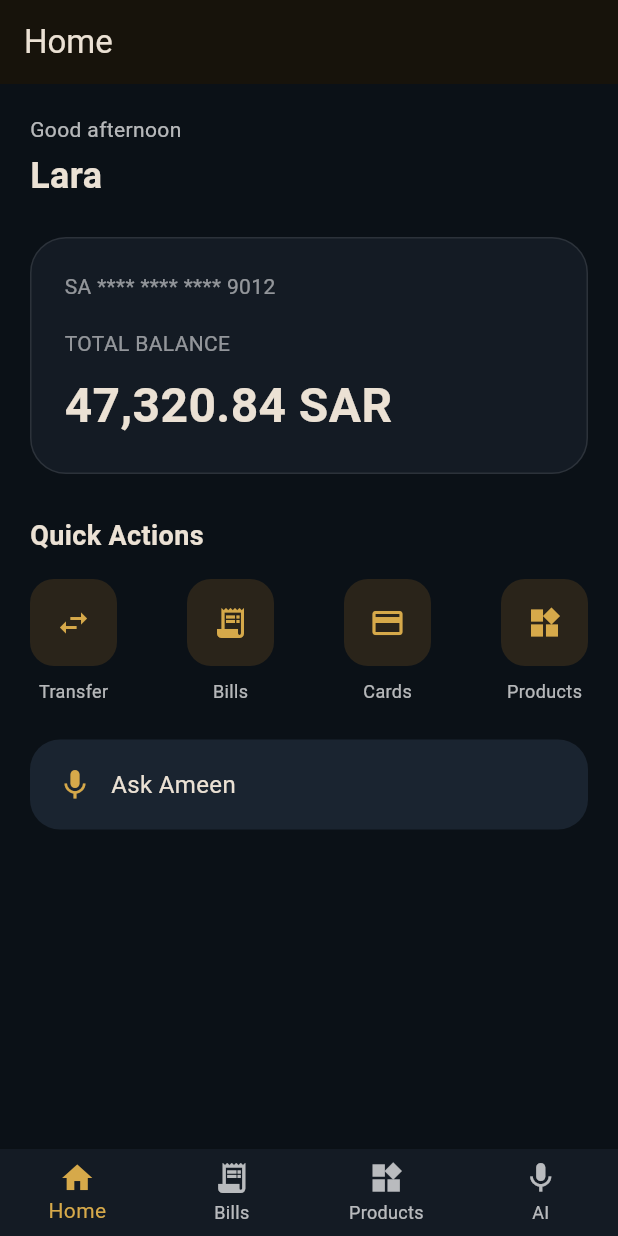
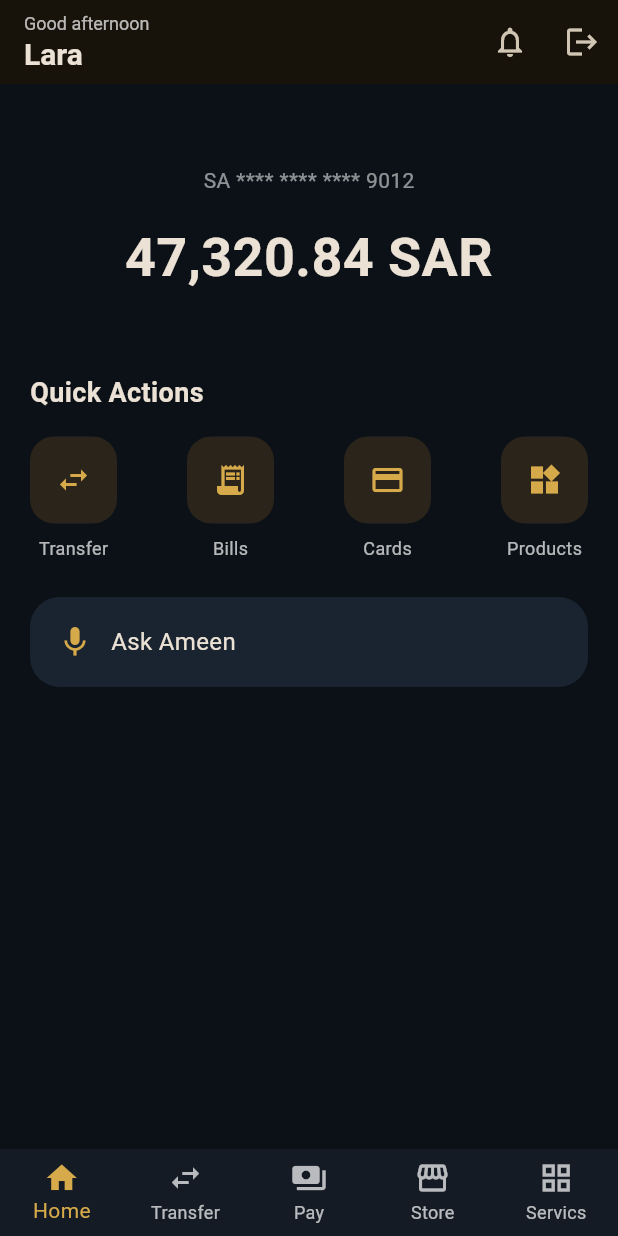
Before and after one commit to laradreamer79/AMAd, a Flutter app: the screen it shows after launch, on a phone screen of 412 x 824 dp. Run offline on Flutter 3.47's test engine with Material 3 defaults, Android fonts, the phone set to English and light mode, and no system bars; Roboto replaces fonts that are missing (Arial).

Commit message:
Update home navigation and transfer flow

```diff
--- a/lib/features/ai/ai_screen.dart
+++ b/lib/features/ai/ai_screen.dart
@@ -1,7 +1,7 @@
 import 'package:flutter/material.dart';
 
 class AiScreen extends StatelessWidget {
-  const AiScreen({Key? key}) : super(key: key);
+  const AiScreen({super.key});
 
   @override
   Widget build(BuildContext context) {
--- a/lib/features/ai/chat_widget.dart
+++ b/lib/features/ai/chat_widget.dart
@@ -1,7 +1,7 @@
 import 'package:flutter/material.dart';
 
 class ChatWidget extends StatelessWidget {
-  const ChatWidget({Key? key}) : super(key: key);
+  const ChatWidget({super.key});
 
   @override
   Widget build(BuildContext context) {
--- a/lib/features/bills/bills_screen.dart
+++ b/lib/features/bills/bills_screen.dart
@@ -1,7 +1,7 @@
 import 'package:flutter/material.dart';
 
 class BillsScreen extends StatelessWidget {
-  const BillsScreen({Key? key}) : super(key: key);
+  const BillsScreen({super.key});
 
   @override
   Widget build(BuildContext context) {
--- a/lib/features/home/home_screen.dart
+++ b/lib/features/home/home_screen.dart
@@ -12,39 +12,27 @@ class HomeScreen extends StatelessWidget {
         child: Column(
           crossAxisAlignment: CrossAxisAlignment.start,
           children: [
-              const Text('Good afternoon', style: TextStyle(color: Colors.white70)),
-              const SizedBox(height: 4),
-              const Text(
-                'Lara',
-                style: TextStyle(fontSize: 24, fontWeight: FontWeight.bold),
-              ),
-
-              const SizedBox(height: 24),
-
             Container(
               width: double.infinity,
-                padding: const EdgeInsets.all(22),
-                decoration: BoxDecoration(
-                  color: const Color(0xFF141B24),
-                  borderRadius: BorderRadius.circular(24),
-                  border: Border.all(color: Colors.white10),
+              padding: const EdgeInsets.symmetric(vertical: 34),
+              child: const Column(
+                crossAxisAlignment: CrossAxisAlignment.center,
+                children: [
+                  Text(
+                    'SA **** **** **** 9012',
+                    style: TextStyle(color: Colors.white54),
                   ),
-                child: const Column(
-                  crossAxisAlignment: CrossAxisAlignment.start,
-                  children: [
-                    Text('SA **** **** **** 9012', style: TextStyle(color: Colors.white54)),
-                    SizedBox(height: 18),
-                    Text('TOTAL BALANCE', style: TextStyle(color: Colors.white54)),
-                    SizedBox(height: 8),
+                  SizedBox(height: 16),
                   Text(
                     '47,320.84 SAR',
-                      style: TextStyle(fontSize: 32, fontWeight: FontWeight.bold),
+                    textAlign: TextAlign.center,
+                    style: TextStyle(fontSize: 36, fontWeight: FontWeight.bold),
                   ),
                 ],
               ),
             ),
 
-              const SizedBox(height: 28),
+            const SizedBox(height: 18),
 
             const Text(
               'Quick Actions',
@@ -99,11 +87,7 @@ class _QuickAction extends StatelessWidget {
   final String title;
   final VoidCallback? onTap;
 
-  const _QuickAction({
-    required this.icon,
-    required this.title,
-    this.onTap,
-  });
+  const _QuickAction({required this.icon, required this.title, this.onTap});
 
   @override
   Widget build(BuildContext context) {
@@ -121,7 +105,10 @@ class _QuickAction extends StatelessWidget {
             child: Icon(icon, color: const Color(0xFFD6A94A)),
           ),
           const SizedBox(height: 8),
-          Text(title, style: const TextStyle(fontSize: 12, color: Colors.white70)),
+          Text(
+            title,
+            style: const TextStyle(fontSize: 12, color: Colors.white70),
+          ),
         ],
       ),
     );
--- a/lib/features/home/home_widgets.dart
+++ b/lib/features/home/home_widgets.dart
@@ -2,7 +2,7 @@ import 'package:flutter/material.dart';
 
 // Add reusable widgets used by the Home feature here.
 class HomeHeader extends StatelessWidget {
-  const HomeHeader({Key? key}) : super(key: key);
+  const HomeHeader({super.key});
 
   @override
   Widget build(BuildContext context) {
--- a/lib/features/products/products_screen.dart
+++ b/lib/features/products/products_screen.dart
@@ -1,7 +1,7 @@
 import 'package:flutter/material.dart';
 
 class ProductsScreen extends StatelessWidget {
-  const ProductsScreen({Key? key}) : super(key: key);
+  const ProductsScreen({super.key});
 
   @override
   Widget build(BuildContext context) {
--- a/lib/features/transfer/beneficiary_screen.dart
+++ b/lib/features/transfer/beneficiary_screen.dart
@@ -1,7 +1,7 @@
 import 'package:flutter/material.dart';
 
 class BeneficiaryScreen extends StatefulWidget {
-  const BeneficiaryScreen({Key? key}) : super(key: key);
+  const BeneficiaryScreen({super.key});
 
   @override
   State<BeneficiaryScreen> createState() => _BeneficiaryScreenState();
@@ -49,7 +49,7 @@ class _BeneficiaryScreenState extends State<BeneficiaryScreen> {
             child: ListView.separated(
               padding: const EdgeInsets.symmetric(horizontal: 16),
               itemCount: beneficiaries.length + (_showAll ? 0 : 1),
-              separatorBuilder: (_, __) => const Divider(),
+              separatorBuilder: (context, index) => const Divider(),
               itemBuilder: (context, index) {
                 if (!_showAll && index == beneficiaries.length) {
                   return Padding(
--- a/lib/main.dart
+++ b/lib/main.dart
@@ -3,6 +3,7 @@ import 'features/ai/ai_screen.dart';
 import 'features/bills/bills_screen.dart';
 import 'features/home/home_screen.dart';
 import 'features/products/products_screen.dart';
+import 'features/transfer/transfer_screen.dart';
 
 void main() {
   runApp(const AmeenApp());
@@ -39,33 +40,79 @@ class MainScreen extends StatefulWidget {
 class _MainScreenState extends State<MainScreen> {
   int _currentIndex = 0;
 
-  static const _titles = [
-    'Home',
-    'Bills',
-    'Products',
-    'AI',
-  ];
+  static const _titles = {0: 'Home', 2: 'Pay', 3: 'Store', 4: 'Servics'};
 
-  static final _screens = [
-    const HomeScreen(),
-    const BillsScreen(),
-    const ProductsScreen(),
-    const AiScreen(),
-  ];
+  static final _screens = {
+    0: const HomeScreen(),
+    2: const BillsScreen(),
+    3: const ProductsScreen(),
+    4: const AiScreen(),
+  };
 
   void _onTabSelected(int index) {
+    if (index == 1) {
+      Navigator.push(
+        context,
+        MaterialPageRoute(builder: (_) => const TransferScreen()),
+      );
+      return;
+    }
+
     setState(() {
       _currentIndex = index;
     });
   }
 
+  PreferredSizeWidget _buildAppBar() {
+    if (_currentIndex != 0) {
+      return AppBar(title: Text(_titles[_currentIndex]!));
+    }
+
+    return AppBar(
+      title: const Column(
+        crossAxisAlignment: CrossAxisAlignment.start,
+        mainAxisSize: MainAxisSize.min,
+        children: [
+          Text(
+            'Good afternoon',
+            style: TextStyle(fontSize: 12, color: Colors.white70),
+          ),
+          Text(
+            'Lara',
+            style: TextStyle(fontSize: 20, fontWeight: FontWeight.bold),
+          ),
+        ],
+      ),
+      actions: [
+        IconButton(
+          tooltip: 'Notifications',
+          icon: const Icon(Icons.notifications_none),
+          onPressed: () {
+            ScaffoldMessenger.of(context).showSnackBar(
+              const SnackBar(content: Text('No new notifications')),
+            );
+          },
+        ),
+        IconButton(
+          tooltip: 'Sign out',
+          icon: const Icon(Icons.logout),
+          onPressed: () {
+            ScaffoldMessenger.of(
+              context,
+            ).showSnackBar(const SnackBar(content: Text('Signed out')));
+          },
+        ),
+      ],
+    );
+  }
+
   @override
   Widget build(BuildContext context) {
     return Scaffold(
-      appBar: AppBar(title: Text(_titles[_currentIndex])),
+      appBar: _buildAppBar(),
       body: IndexedStack(
-        index: _currentIndex,
-        children: _screens,
+        index: _screens.keys.toList().indexOf(_currentIndex),
+        children: _screens.values.toList(),
       ),
       bottomNavigationBar: BottomNavigationBar(
         currentIndex: _currentIndex,
@@ -75,21 +122,16 @@ class _MainScreenState extends State<MainScreen> {
         unselectedItemColor: Colors.white70,
         type: BottomNavigationBarType.fixed,
         items: const [
+          BottomNavigationBarItem(icon: Icon(Icons.home), label: 'Home'),
           BottomNavigationBarItem(
-            icon: Icon(Icons.home),
-            label: 'Home',
+            icon: Icon(Icons.swap_horiz),
+            label: 'Transfer',
           ),
+          BottomNavigationBarItem(icon: Icon(Icons.payments), label: 'Pay'),
+          BottomNavigationBarItem(icon: Icon(Icons.storefront), label: 'Store'),
           BottomNavigationBarItem(
-            icon: Icon(Icons.receipt_long),
-            label: 'Bills',
-          ),
-          BottomNavigationBarItem(
-            icon: Icon(Icons.widgets),
-            label: 'Products',
-          ),
-          BottomNavigationBarItem(
-            icon: Icon(Icons.mic),
-            label: 'AI',
+            icon: Icon(Icons.grid_view),
+            label: 'Servics',
           ),
         ],
       ),
```
Also changed, not shown: lib/features/transfer/otp_screen.dart (+5 -2 lines), lib/features/transfer/review_screen.dart (+6 -3 lines), lib/features/transfer/success_screen.dart (+5 -2 lines), lib/features/transfer/transfer_details_screen.dart (+35 -18 lines), lib/features/transfer/transfer_screen.dart (+15 -6 lines), 1 other file. Lines whose indentation alone changed are shown as unchanged.
